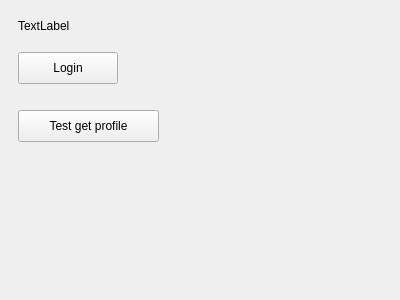
Old version of the form settingwindow.ui in the repository b123400/tootrain-qt.
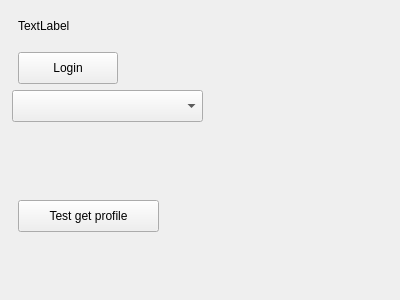
New version of the form.

Commit message: UI for setting screen

The edit to the form file:
```diff
--- a/settingwindow.ui
+++ b/settingwindow.ui
@@ -43,7 +43,7 @@
    <property name="geometry">
     <rect>
      <x>18</x>
-     <y>110</y>
+     <y>200</y>
      <width>141</width>
      <height>32</height>
     </rect>
@@ -52,6 +52,16 @@
     <string>Test get profile</string>
    </property>
   </widget>
+  <widget class="QComboBox" name="screenComboBox">
+   <property name="geometry">
+    <rect>
+     <x>12</x>
+     <y>90</y>
+     <width>191</width>
+     <height>32</height>
+    </rect>
+   </property>
+  </widget>
  </widget>
  <resources/>
  <connections/>
```
The commit also changes 2 other files.
